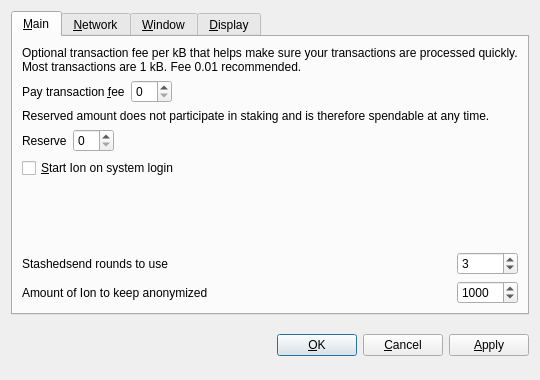
Before: the Qt Designer form src/qt/forms/optionsdialog.ui in willemjez/ion-old, drawn with Qt 5.
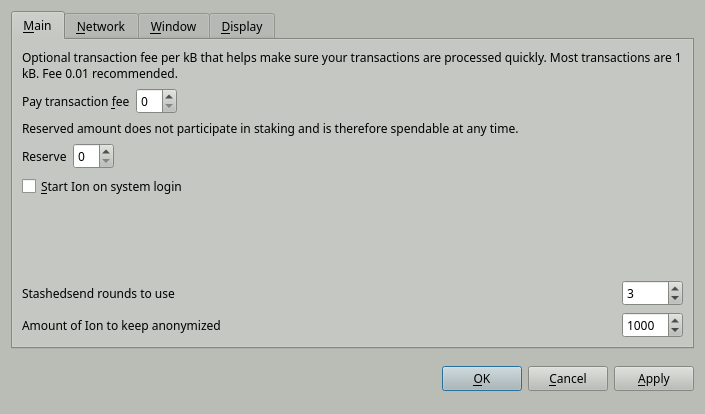
After: the same form once the commit is applied. Custom widgets are drawn as their Qt base class.

Commit message: 🛠️🛠️🐼 Design, about window 💩 flushed 🚽, 😳files except src dir replaced😳

The edit to the form file:
```diff
--- a/src/qt/forms/optionsdialog.ui
+++ b/src/qt/forms/optionsdialog.ui
@@ -6,10 +6,430 @@
    <rect>
     <x>0</x>
     <y>0</y>
-    <width>540</width>
-    <height>380</height>
+    <width>705</width>
+    <height>414</height>
    </rect>
   </property>
+  <property name="palette">
+   <palette>
+    <active>
+     <colorrole role="WindowText">
+      <brush brushstyle="SolidPattern">
+       <color alpha="255">
+        <red>0</red>
+        <green>0</green>
+        <blue>0</blue>
+       </color>
+      </brush>
+     </colorrole>
+     <colorrole role="Button">
+      <brush brushstyle="SolidPattern">
+       <color alpha="255">
+        <red>186</red>
+        <green>189</green>
+        <blue>182</blue>
+       </color>
+      </brush>
+     </colorrole>
+     <colorrole role="Light">
+      <brush brushstyle="SolidPattern">
+       <color alpha="255">
+        <red>255</red>
+        <green>255</green>
+        <blue>255</blue>
+       </color>
+      </brush>
+     </colorrole>
+     <colorrole role="Midlight">
+      <brush brushstyle="SolidPattern">
+       <color alpha="255">
+        <red>220</red>
+        <green>222</green>
+        <blue>218</blue>
+       </color>
+      </brush>
+     </colorrole>
+     <colorrole role="Dark">
+      <brush brushstyle="SolidPattern">
+       <color alpha="255">
+        <red>93</red>
+        <green>94</green>
+        <blue>91</blue>
+       </color>
+      </brush>
+     </colorrole>
+     <colorrole role="Mid">
+      <brush brushstyle="SolidPattern">
+       <color alpha="255">
+        <red>124</red>
+        <green>126</green>
+        <blue>121</blue>
+       </color>
+      </brush>
+     </colorrole>
+     <colorrole role="Text">
+      <brush brushstyle="SolidPattern">
+       <color alpha="255">
+        <red>0</red>
+        <green>0</green>
+        <blue>0</blue>
+       </color>
+      </brush>
+     </colorrole>
+     <colorrole role="BrightText">
+      <brush brushstyle="SolidPattern">
+       <color alpha="255">
+        <red>255</red>
+        <green>255</green>
+        <blue>255</blue>
+       </color>
+      </brush>
+     </colorrole>
+     <colorrole role="ButtonText">
+      <brush brushstyle="SolidPattern">
+       <color alpha="255">
+        <red>0</red>
+        <green>0</green>
+        <blue>0</blue>
+       </color>
+      </brush>
+     </colorrole>
+     <colorrole role="Base">
+      <brush brushstyle="SolidPattern">
+       <color alpha="255">
+        <red>255</red>
+        <green>255</green>
+        <blue>255</blue>
+       </color>
+      </brush>
+     </colorrole>
+     <colorrole role="Window">
+      <brush brushstyle="SolidPattern">
+       <color alpha="255">
+        <red>186</red>
+        <green>189</green>
+        <blue>182</blue>
+       </color>
+      </brush>
+     </colorrole>
+     <colorrole role="Shadow">
+      <brush brushstyle="SolidPattern">
+       <color alpha="255">
+        <red>0</red>
+        <green>0</green>
+        <blue>0</blue>
+       </color>
+      </brush>
+     </colorrole>
+     <colorrole role="AlternateBase">
+      <brush brushstyle="SolidPattern">
+       <color alpha="255">
+        <red>220</red>
+        <green>222</green>
+        <blue>218</blue>
+       </color>
+      </brush>
+     </colorrole>
+     <colorrole role="ToolTipBase">
+      <brush brushstyle="SolidPattern">
+       <color alpha="255">
+        <red>255</red>
+        <green>255</green>
+        <blue>220</blue>
+       </color>
+      </brush>
+     </colorrole>
+     <colorrole role="ToolTipText">
+      <brush brushstyle="SolidPattern">
+       <color alpha="255">
+        <red>0</red>
+        <green>0</green>
+        <blue>0</blue>
+       </color>
+      </brush>
+     </colorrole>
+    </active>
+    <inactive>
+     <colorrole role="WindowText">
+      <brush brushstyle="SolidPattern">
+       <color alpha="255">
+        <red>0</red>
+        <green>0</green>
+        <blue>0</blue>
+       </color>
+      </brush>
+     </colorrole>
+     <colorrole role="Button">
+      <brush brushstyle="SolidPattern">
+       <color alpha="255">
+        <red>186</red>
+        <green>189</green>
+        <blue>182</blue>
+       </color>
+      </brush>
+     </colorrole>
+     <colorrole role="Light">
+      <brush brushstyle="SolidPattern">
+       <color alpha="255">
+        <red>255</red>
+        <green>255</green>
+        <blue>255</blue>
+       </color>
+      </brush>
+     </colorrole>
+     <colorrole role="Midlight">
+      <brush brushstyle="SolidPattern">
+       <color alpha="255">
+        <red>220</red>
+        <green>222</green>
+        <blue>218</blue>
+       </color>
+      </brush>
+     </colorrole>
+     <colorrole role="Dark">
+      <brush brushstyle="SolidPattern">
+       <color alpha="255">
+        <red>93</red>
+        <green>94</green>
+        <blue>91</blue>
+       </color>
+      </brush>
+     </colorrole>
+     <colorrole role="Mid">
+      <brush brushstyle="SolidPattern">
+       <color alpha="255">
+        <red>124</red>
+        <green>126</green>
+        <blue>121</blue>
+       </color>
+      </brush>
+     </colorrole>
+     <colorrole role="Text">
+      <brush brushstyle="SolidPattern">
+       <color alpha="255">
+        <red>0</red>
+        <green>0</green>
+        <blue>0</blue>
+       </color>
+      </brush>
+     </colorrole>
+     <colorrole role="BrightText">
+      <brush brushstyle="SolidPattern">
+       <color alpha="255">
+        <red>255</red>
+        <green>255</green>
+        <blue>255</blue>
+       </color>
+      </brush>
+     </colorrole>
+     <colorrole role="ButtonText">
+      <brush brushstyle="SolidPattern">
+       <color alpha="255">
+        <red>0</red>
+        <green>0</green>
+        <blue>0</blue>
+       </color>
+      </brush>
+     </colorrole>
+     <colorrole role="Base">
+      <brush brushstyle="SolidPattern">
+       <color alpha="255">
+        <red>255</red>
+        <green>255</green>
+        <blue>255</blue>
+       </color>
+      </brush>
+     </colorrole>
+     <colorrole role="Window">
+      <brush brushstyle="SolidPattern">
+       <color alpha="255">
+        <red>186</red>
+        <green>189</green>
+        <blue>182</blue>
+       </color>
+      </brush>
+     </colorrole>
+     <colorrole role="Shadow">
+      <brush brushstyle="SolidPattern">
+       <color alpha="255">
+        <red>0</red>
+        <green>0</green>
+        <blue>0</blue>
+       </color>
+      </brush>
+     </colorrole>
+     <colorrole role="AlternateBase">
+      <brush brushstyle="SolidPattern">
+       <color alpha="255">
+        <red>220</red>
+        <green>222</green>
+        <blue>218</blue>
+       </color>
+      </brush>
+     </colorrole>
+     <colorrole role="ToolTipBase">
+      <brush brushstyle="SolidPattern">
+       <color alpha="255">
+        <red>255</red>
+        <green>255</green>
+        <blue>220</blue>
+       </color>
+      </brush>
+     </colorrole>
+     <colorrole role="ToolTipText">
+      <brush brushstyle="SolidPattern">
+       <color alpha="255">
+        <red>0</red>
+        <green>0</green>
+        <blue>0</blue>
+       </color>
+      </brush>
+     </colorrole>
+    </inactive>
+    <disabled>
+     <colorrole role="WindowText">
+      <brush brushstyle="SolidPattern">
+       <color alpha="255">
+        <red>93</red>
+        <green>94</green>
+        <blue>91</blue>
+       </color>
+      </brush>
+     </colorrole>
+     <colorrole role="Button">
+      <brush brushstyle="SolidPattern">
+       <color alpha="255">
+        <red>186</red>
+        <green>189</green>
+        <blue>182</blue>
+       </color>
+      </brush>
+     </colorrole>
+     <colorrole role="Light">
+      <brush brushstyle="SolidPattern">
+       <color alpha="255">
+        <red>255</red>
+        <green>255</green>
+        <blue>255</blue>
+       </color>
+      </brush>
+     </colorrole>
+     <colorrole role="Midlight">
+      <brush brushstyle="SolidPattern">
+       <color alpha="255">
+        <red>220</red>
+        <green>222</green>
+        <blue>218</blue>
+       </color>
+      </brush>
+     </colorrole>
+     <colorrole role="Dark">
+      <brush brushstyle="SolidPattern">
+       <color alpha="255">
+        <red>93</red>
+        <green>94</green>
+        <blue>91</blue>
+       </color>
+      </brush>
+     </colorrole>
+     <colorrole role="Mid">
+      <brush brushstyle="SolidPattern">
+       <color alpha="255">
+        <red>124</red>
+        <green>126</green>
+        <blue>121</blue>
+       </color>
+      </brush>
+     </colorrole>
+     <colorrole role="Text">
+      <brush brushstyle="SolidPattern">
+       <color alpha="255">
+        <red>93</red>
+        <green>94</green>
+        <blue>91</blue>
+       </color>
+      </brush>
+     </colorrole>
+     <colorrole role="BrightText">
+      <brush brushstyle="SolidPattern">
+       <color alpha="255">
+        <red>255</red>
+        <green>255</green>
+        <blue>255</blue>
+       </color>
+      </brush>
+     </colorrole>
+     <colorrole role="ButtonText">
+      <brush brushstyle="SolidPattern">
+       <color alpha="255">
+        <red>93</red>
+        <green>94</green>
+        <blue>91</blue>
+       </color>
+      </brush>
+     </colorrole>
+     <colorrole role="Base">
+      <brush brushstyle="SolidPattern">
+       <color alpha="255">
+        <red>186</red>
+        <green>189</green>
+        <blue>182</blue>
+       </color>
+      </brush>
+     </colorrole>
+     <colorrole role="Window">
+      <brush brushstyle="SolidPattern">
+       <color alpha="255">
+        <red>186</red>
+        <green>189</green>
+        <blue>182</blue>
+       </color>
+      </brush>
+     </colorrole>
+     <colorrole role="Shadow">
+      <brush brushstyle="SolidPattern">
+       <color alpha="255">
+        <red>0</red>
+        <green>0</green>
+        <blue>0</blue>
+       </color>
+      </brush>
+     </colorrole>
+     <colorrole role="AlternateBase">
+      <brush brushstyle="SolidPattern">
+       <color alpha="255">
+        <red>186</red>
+        <green>189</green>
+        <blue>182</blue>
+       </color>
+      </brush>
+     </colorrole>
+     <colorrole role="ToolTipBase">
+      <brush brushstyle="SolidPattern">
+       <color alpha="255">
+        <red>255</red>
+        <green>255</green>
+        <blue>220</blue>
+       </color>
+      </brush>
+     </colorrole>
+     <colorrole role="ToolTipText">
+      <brush brushstyle="SolidPattern">
+       <color alpha="255">
+        <red>0</red>
+        <green>0</green>
+        <blue>0</blue>
+       </color>
+      </brush>
+     </colorrole>
+    </disabled>
+   </palette>
+  </property>
+  <property name="font">
+   <font>
+    <family>Sawasdee</family>
+   </font>
+  </property>
   <property name="windowTitle">
    <string>Options</string>
   </property>
@@ -516,6 +936,11 @@
   </layout>
  </widget>
  <customwidgets>
+  <customwidget>
+   <class>QValidatedLineEdit</class>
+   <extends>QLineEdit</extends>
+   <header>qvalidatedlineedit.h</header>
+  </customwidget>
   <customwidget>
    <class>IonAmountField</class>
    <extends>QSpinBox</extends>
@@ -527,11 +952,6 @@
    <extends>QComboBox</extends>
    <header>qvaluecombobox.h</header>
   </customwidget>
-  <customwidget>
-   <class>QValidatedLineEdit</class>
-   <extends>QLineEdit</extends>
-   <header>qvalidatedlineedit.h</header>
-  </customwidget>
  </customwidgets>
  <resources/>
  <connections/>
```
The commit also changes 555 other files.
